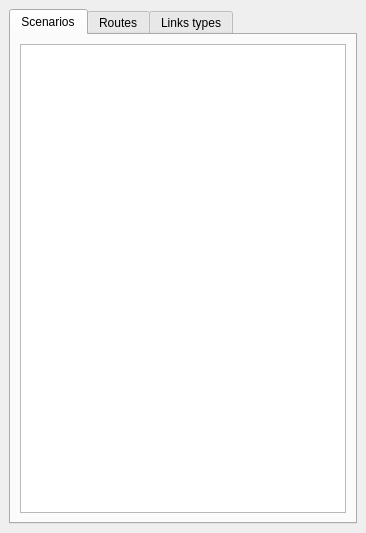
TomasdelaBarra/QTRANUS, file scenarios_selector.ui: the form before one commit.
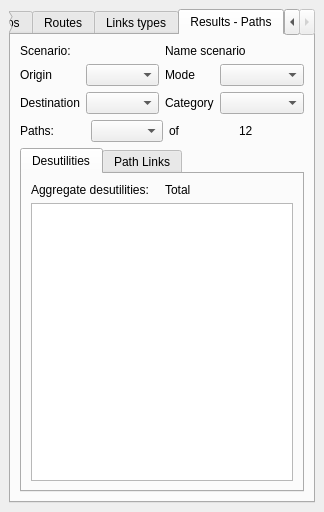
The form after the commit. The open tabs and pages were chosen to show the change.

What changed in the file:
```diff
--- a/scenarios_selector.ui
+++ b/scenarios_selector.ui
@@ -6,8 +6,8 @@
    <rect>
     <x>0</x>
     <y>0</y>
-    <width>366</width>
-    <height>533</height>
+    <width>324</width>
+    <height>512</height>
    </rect>
   </property>
   <property name="windowTitle">
@@ -105,6 +105,164 @@
         </item>
        </layout>
       </widget>
+      <widget class="QWidget" name="tab_2">
+       <attribute name="title">
+        <string>Results - Paths</string>
+       </attribute>
+       <layout class="QVBoxLayout" name="verticalLayout_9">
+        <item>
+         <layout class="QVBoxLayout" name="verticalLayout_8">
+          <item>
+           <layout class="QHBoxLayout" name="horizontalLayout_5">
+            <item>
+             <widget class="QLabel" name="label_5">
+              <property name="text">
+               <string>Scenario:</string>
+              </property>
+             </widget>
+            </item>
+            <item>
+             <widget class="QLabel" name="label_9">
+              <property name="text">
+               <string>Name scenario</string>
+              </property>
+             </widget>
+            </item>
+           </layout>
+          </item>
+          <item>
+           <layout class="QHBoxLayout" name="horizontalLayout_3">
+            <item>
+             <layout class="QFormLayout" name="formLayout">
+              <item row="0" column="0">
+               <widget class="QLabel" name="label">
+                <property name="text">
+                 <string>Origin</string>
+                </property>
+               </widget>
+              </item>
+              <item row="0" column="1">
+               <widget class="QComboBox" name="cb_origin"/>
+              </item>
+              <item row="1" column="0">
+               <widget class="QLabel" name="label_2">
+                <property name="text">
+                 <string>Destination</string>
+                </property>
+               </widget>
+              </item>
+              <item row="1" column="1">
+               <widget class="QComboBox" name="cb_destination"/>
+              </item>
+             </layout>
+            </item>
+            <item>
+             <layout class="QFormLayout" name="formLayout_2">
+              <item row="0" column="0">
+               <widget class="QLabel" name="label_3">
+                <property name="text">
+                 <string>Mode</string>
+                </property>
+               </widget>
+              </item>
+              <item row="1" column="0">
+               <widget class="QLabel" name="label_4">
+                <property name="text">
+                 <string>Category</string>
+                </property>
+               </widget>
+              </item>
+              <item row="0" column="1">
+               <widget class="QComboBox" name="cb_mode"/>
+              </item>
+              <item row="1" column="1">
+               <widget class="QComboBox" name="cb_category"/>
+              </item>
+             </layout>
+            </item>
+           </layout>
+          </item>
+          <item>
+           <layout class="QHBoxLayout" name="horizontalLayout_4">
+            <item>
+             <widget class="QLabel" name="label_6">
+              <property name="text">
+               <string>Paths:</string>
+              </property>
+             </widget>
+            </item>
+            <item>
+             <widget class="QComboBox" name="cb_path"/>
+            </item>
+            <item>
+             <widget class="QLabel" name="label_7">
+              <property name="text">
+               <string>of</string>
+              </property>
+             </widget>
+            </item>
+            <item>
+             <widget class="QLabel" name="label_8">
+              <property name="text">
+               <string>12</string>
+              </property>
+             </widget>
+            </item>
+           </layout>
+          </item>
+          <item>
+           <widget class="QTabWidget" name="tabWidget_2">
+            <property name="currentIndex">
+             <number>0</number>
+            </property>
+            <widget class="QWidget" name="tab_3">
+             <attribute name="title">
+              <string>Desutilities</string>
+             </attribute>
+             <layout class="QHBoxLayout" name="horizontalLayout_7">
+              <item>
+               <layout class="QVBoxLayout" name="verticalLayout_6">
+                <item>
+                 <layout class="QHBoxLayout" name="horizontalLayout_6">
+                  <item>
+                   <widget class="QLabel" name="label_10">
+                    <property name="text">
+                     <string>Aggregate desutilities:</string>
+                    </property>
+                   </widget>
+                  </item>
+                  <item>
+                   <widget class="QLabel" name="lbl_total_aggregate">
+                    <property name="text">
+                     <string>Total</string>
+                    </property>
+                   </widget>
+                  </item>
+                 </layout>
+                </item>
+                <item>
+                 <widget class="QTableWidget" name="table_desutilities"/>
+                </item>
+               </layout>
+              </item>
+             </layout>
+            </widget>
+            <widget class="QWidget" name="tab_4">
+             <attribute name="title">
+              <string>Path Links</string>
+             </attribute>
+             <layout class="QVBoxLayout" name="verticalLayout_7">
+              <item>
+               <widget class="QTreeView" name="paths_links_tree"/>
+              </item>
+             </layout>
+            </widget>
+           </widget>
+          </item>
+         </layout>
+        </item>
+       </layout>
+      </widget>
      </widget>
     </item>
    </layout>
```
